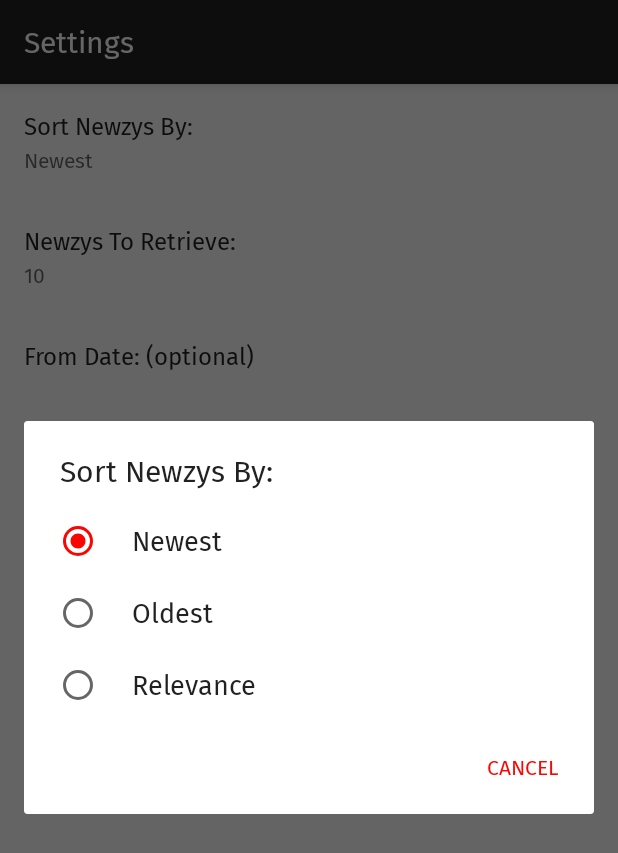
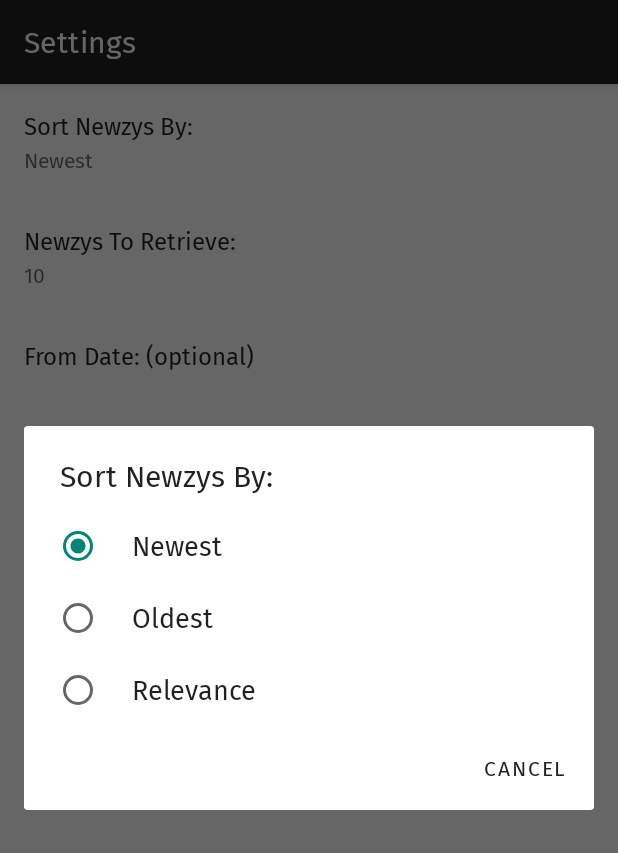
Before and after one commit to josephamcdonald/NewzyNZ, an Android app: the NewzySettings screen opened directly, with no data from a screen before it, after a tap on "Sort Newzys By:", on a phone screen of 412 x 824 dp. Shown: the top 853 px of the screen. Run offline under Robolectric (Android 15) with nearby library versions, the phone set to English and light mode, and no system bars.

Commit message:
Replace AppCompat with MaterialComponents in styles.xml.

```diff
--- a/app/src/main/res/values/styles.xml
+++ b/app/src/main/res/values/styles.xml
@@ -1,6 +1,6 @@
 <resources>
     <!-- Base application theme. -->
-    <style name="AppTheme" parent="Theme.AppCompat.Light.DarkActionBar">
+    <style name="AppTheme" parent="Theme.MaterialComponents.Light.DarkActionBar">
         <!-- Customize your theme here. -->
         <item name="colorPrimary">@color/colorPrimary</item>
         <item name="colorPrimaryDark">@color/colorPrimaryDark</item>
@@ -18,7 +18,7 @@
         <item name="windowNoTitle">true</item>
     </style>
 
-    <style name="AppTheme.AppBarOverlay" parent="ThemeOverlay.AppCompat.Dark.ActionBar" />
+    <style name="AppTheme.AppBarOverlay" parent="ThemeOverlay.MaterialComponents.Dark.ActionBar" />
 
     <style name="item_text">
         <item name="android:layout_width">wrap_content</item>
```
